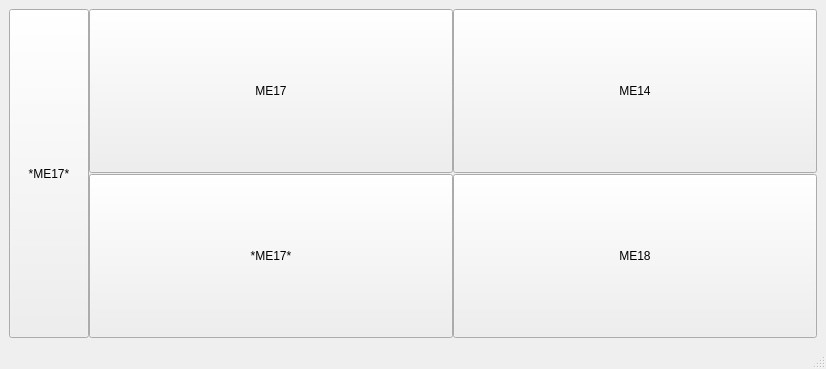
Above: Python-client/gui.ui from EdwinFairchild/BLE-rig before the change. Below: the same form after it.
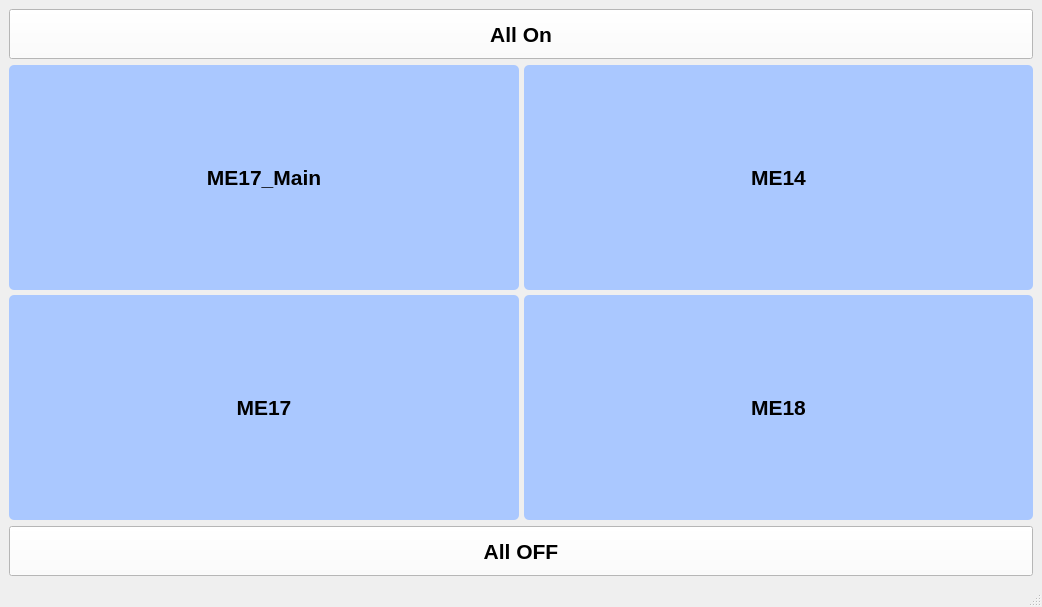
That is the form after the change.

Diff of the .ui file:
```diff
--- a/Python-client/gui.ui
+++ b/Python-client/gui.ui
@@ -6,57 +6,108 @@
    <rect>
     <x>0</x>
     <y>0</y>
-    <width>826</width>
-    <height>369</height>
+    <width>1042</width>
+    <height>607</height>
    </rect>
   </property>
   <property name="windowTitle">
    <string>MainWindow</string>
   </property>
   <widget class="QWidget" name="centralwidget">
-   <layout class="QHBoxLayout" name="horizontalLayout_2">
+   <layout class="QVBoxLayout" name="verticalLayout_4" stretch="2,1,2">
+    <item>
+     <widget class="QPushButton" name="btn_all_on">
+      <property name="minimumSize">
+       <size>
+        <width>0</width>
+        <height>50</height>
+       </size>
+      </property>
+      <property name="font">
+       <font>
+        <pointsize>16</pointsize>
+        <weight>75</weight>
+        <bold>true</bold>
+       </font>
+      </property>
+      <property name="styleSheet">
+       <string notr="true">background-color: rgb(255, 255, 255);</string>
+      </property>
+      <property name="text">
+       <string>All On</string>
+      </property>
+     </widget>
+    </item>
     <item>
      <layout class="QHBoxLayout" name="horizontalLayout" stretch="0,1,1">
       <property name="spacing">
-       <number>0</number>
+       <number>5</number>
       </property>
       <item>
-       <layout class="QVBoxLayout" name="verticalLayout_3" stretch="0">
+       <layout class="QVBoxLayout" name="verticalLayout_3" stretch="">
         <property name="sizeConstraint">
          <enum>QLayout::SetNoConstraint</enum>
         </property>
-        <item>
-         <widget class="QPushButton" name="btn_connect">
-          <property name="minimumSize">
-           <size>
-            <width>0</width>
-            <height>0</height>
-           </size>
-          </property>
-          <property name="maximumSize">
-           <size>
-            <width>99999</width>
-            <height>99999</height>
-           </size>
-          </property>
-          <property name="text">
-           <string>*ME17*</string>
-          </property>
-         </widget>
-        </item>
        </layout>
       </item>
       <item>
        <layout class="QVBoxLayout" name="verticalLayout" stretch="1,1">
         <property name="spacing">
-         <number>1</number>
+         <number>5</number>
         </property>
+        <item>
+         <widget class="QPushButton" name="btn_main_me17">
+          <property name="minimumSize">
+           <size>
+            <width>0</width>
+            <height>50</height>
+           </size>
+          </property>
+          <property name="maximumSize">
+           <size>
+            <width>99999</width>
+            <height>99999</height>
+           </size>
+          </property>
+          <property name="font">
+           <font>
+            <pointsize>16</pointsize>
+            <weight>75</weight>
+            <bold>true</bold>
+           </font>
+          </property>
+          <property name="styleSheet">
+           <string notr="true">QPushButton{
+	color: rgb(0, 0, 0);
+		background-color: rgb(170,200,255);
+	border:none;
+border-radius:5px;
+
+}
+
+QPushButton:hover{
+	color: rgb(28, 28, 28);
+		background-color: rgb(140,170,255);
+
+}
+
+QPushButton:pressed{
+	
+		color: rgb(28, 28, 28);
+	background-color: rgb(110,140,255);
+}</string>
+          </property>
+          <property name="text">
+           <string>ME17_Main</string>
+          </property>
+         </widget>
+        </item>
         <item>
          <widget class="QPushButton" name="btn_me17">
           <property name="minimumSize">
            <size>
             <width>0</width>
-            <height>0</height>
+            <height>50</height>
            </size>
           </property>
           <property name="maximumSize">
@@ -65,43 +116,52 @@
             <height>99999</height>
            </size>
           </property>
+          <property name="font">
+           <font>
+            <pointsize>16</pointsize>
+            <weight>75</weight>
+            <bold>true</bold>
+           </font>
+          </property>
+          <property name="styleSheet">
+           <string notr="true">QPushButton{
+	color: rgb(0, 0, 0);
+		background-color: rgb(170,200,255);
+	border:none;
+border-radius:5px;
+
+}
+
+QPushButton:hover{
+	color: rgb(28, 28, 28);
+		background-color: rgb(140,170,255);
+
+}
+
+QPushButton:pressed{
+	
+		color: rgb(28, 28, 28);
+	background-color: rgb(110,140,255);
+}</string>
+          </property>
           <property name="text">
            <string>ME17</string>
           </property>
          </widget>
         </item>
-        <item>
-         <widget class="QPushButton" name="btn_main_me17">
-          <property name="minimumSize">
-           <size>
-            <width>0</width>
-            <height>0</height>
-           </size>
-          </property>
-          <property name="maximumSize">
-           <size>
-            <width>99999</width>
-            <height>99999</height>
-           </size>
-          </property>
-          <property name="text">
-           <string>*ME17*</string>
-          </property>
-         </widget>
-        </item>
        </layout>
       </item>
       <item>
        <layout class="QVBoxLayout" name="verticalLayout_2" stretch="1,1">
         <property name="spacing">
-         <number>1</number>
+         <number>5</number>
         </property>
         <item>
          <widget class="QPushButton" name="btn_me14">
           <property name="minimumSize">
            <size>
             <width>0</width>
-            <height>0</height>
+            <height>50</height>
            </size>
           </property>
           <property name="maximumSize">
@@ -110,6 +170,34 @@
             <height>99999</height>
            </size>
           </property>
+          <property name="font">
+           <font>
+            <pointsize>16</pointsize>
+            <weight>75</weight>
+            <bold>true</bold>
+           </font>
+          </property>
+          <property name="styleSheet">
+           <string notr="true">QPushButton{
+	color: rgb(0, 0, 0);
+		background-color: rgb(170,200,255);
+	border:none;
+border-radius:5px;
+
+}
+
+QPushButton:hover{
+	color: rgb(28, 28, 28);
+		background-color: rgb(140,170,255);
+
+}
+
+QPushButton:pressed{
+	
+		color: rgb(28, 28, 28);
+	background-color: rgb(110,140,255);
+}</string>
+          </property>
           <property name="text">
            <string>ME14</string>
           </property>
@@ -120,7 +208,7 @@
           <property name="minimumSize">
            <size>
             <width>0</width>
-            <height>0</height>
+            <height>50</height>
            </size>
           </property>
           <property name="maximumSize">
@@ -129,6 +217,34 @@
             <height>99999</height>
            </size>
           </property>
+          <property name="font">
+           <font>
+            <pointsize>16</pointsize>
+            <weight>75</weight>
+            <bold>true</bold>
+           </font>
+          </property>
+          <property name="styleSheet">
+           <string notr="true">QPushButton{
+	color: rgb(0, 0, 0);
+		background-color: rgb(170,200,255);
+	border:none;
+border-radius:5px;
+
+}
+
+QPushButton:hover{
+	color: rgb(28, 28, 28);
+		background-color: rgb(140,170,255);
+
+}
+
+QPushButton:pressed{
+	
+		color: rgb(28, 28, 28);
+	background-color: rgb(110,140,255);
+}</string>
+          </property>
           <property name="text">
            <string>ME18</string>
           </property>
@@ -138,6 +254,29 @@
       </item>
      </layout>
     </item>
+    <item>
+     <widget class="QPushButton" name="btn_all_off">
+      <property name="minimumSize">
+       <size>
+        <width>0</width>
+        <height>50</height>
+       </size>
+      </property>
+      <property name="font">
+       <font>
+        <pointsize>16</pointsize>
+        <weight>75</weight>
+        <bold>true</bold>
+       </font>
+      </property>
+      <property name="styleSheet">
+       <string notr="true">background-color: rgb(255, 255, 255);</string>
+      </property>
+      <property name="text">
+       <string>All OFF</string>
+      </property>
+     </widget>
+    </item>
    </layout>
   </widget>
   <widget class="QMenuBar" name="menubar">
```
Left out of the diff: 2 changed lines with no effect on the pictures.
